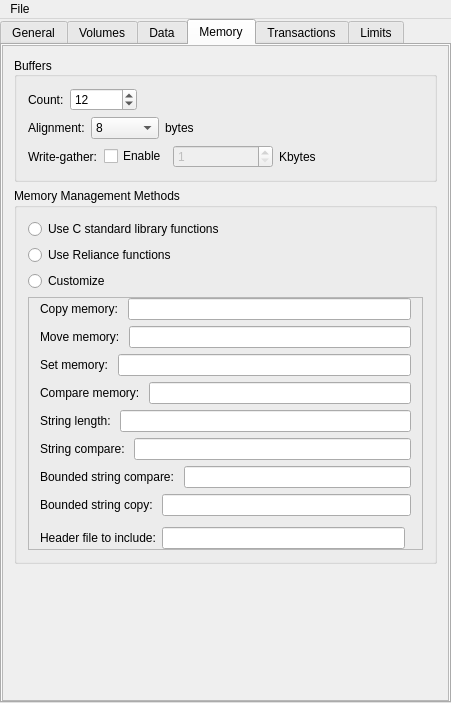
Qt form tools/config/ui/configwindow.ui (tuxera/reliance-edge) before a commit.
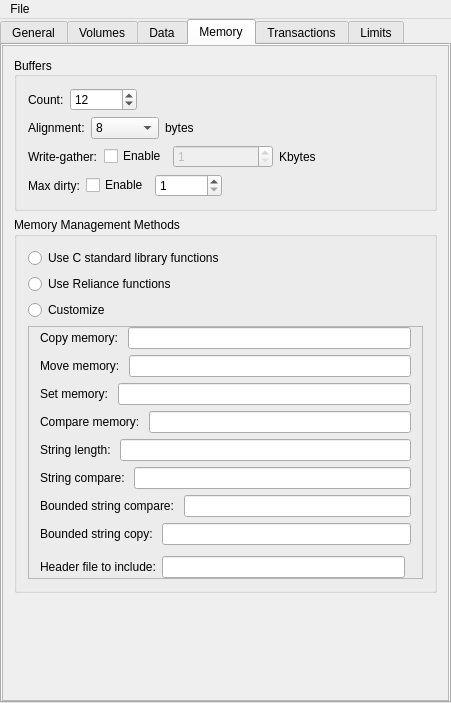
The same form after that commit. The open tabs and pages were chosen to show the change. Custom widgets are drawn as their Qt base class.

Patch:
```diff
--- a/tools/config/ui/configwindow.ui
+++ b/tools/config/ui/configwindow.ui
@@ -2736,7 +2736,7 @@
              <x>0</x>
              <y>0</y>
              <width>445</width>
-             <height>654</height>
+             <height>648</height>
             </rect>
            </property>
            <layout class="QVBoxLayout" name="verticalLayout_24">
@@ -3047,6 +3047,78 @@
                  </item>
                 </layout>
                </item>
+               <item>
+                <layout class="QHBoxLayout" name="hlayMaxDirtyBuffers">
+                 <item>
+                  <widget class="QLabel" name="label_24a">
+                   <property name="toolTip">
+                    <string>&lt;html&gt;&lt;head/&gt;&lt;body&gt;&lt;p&gt;&lt;span style=&quot; font-weight:600;&quot;&gt;What it means:&lt;/span&gt; The maximum number of dirty block buffers.&lt;/p&gt;&lt;p&gt;&lt;span style=&quot; font-weight:600;&quot;&gt;Guidance:&lt;/span&gt; The option can be used to place an upper bound on the number of dirty buffers in the block buffer cache.  This has the effect of reducing the maximum latency of transaction points, which flush all dirty buffers belonging to the volume being transacted.  While enabling this option may reduce transaction point latency, the trade-off is that it may result in more writes or smaller less efficient writes.&lt;/p&gt;&lt;p&gt;For more information, see the &amp;quot;Product Configuration&amp;quot; chapter of the Reliance Edge Developer's Guide. &lt;/p&gt;&lt;/body&gt;&lt;/html&gt;</string>
+                   </property>
+                   <property name="text">
+                    <string>Max dirty:</string>
+                   </property>
+                  </widget>
+                 </item>
+                 <item>
+                  <widget class="QCheckBox" name="cbMaxDirtyBuffers">
+                   <property name="text">
+                    <string>Enable</string>
+                   </property>
+                   <property name="checked">
+                    <bool>false</bool>
+                   </property>
+                  </widget>
+                 </item>
+                 <item>
+                  <widget class="QSpinBox" name="sbMaxDirtyBuffers">
+                   <property name="minimum">
+                    <number>1</number>
+                   </property>
+                   <property name="maximum">
+                    <number>33554432</number>
+                   </property>
+                   <property name="value">
+                    <number>1</number>
+                   </property>
+                  </widget>
+                 </item>
+                 <item>
+                  <spacer name="horizontalSpacer_22a">
+                   <property name="orientation">
+                    <enum>Qt::Horizontal</enum>
+                   </property>
+                   <property name="sizeHint" stdset="0">
+                    <size>
+                     <width>40</width>
+                     <height>20</height>
+                    </size>
+                   </property>
+                  </spacer>
+                 </item>
+                 <item>
+                  <widget class="WarningBtn" name="wbtnMaxDirtyBuffers" native="true">
+                   <property name="sizePolicy">
+                    <sizepolicy hsizetype="Fixed" vsizetype="Ignored">
+                     <horstretch>0</horstretch>
+                     <verstretch>0</verstretch>
+                    </sizepolicy>
+                   </property>
+                   <property name="minimumSize">
+                    <size>
+                     <width>18</width>
+                     <height>0</height>
+                    </size>
+                   </property>
+                   <property name="maximumSize">
+                    <size>
+                     <width>18</width>
+                     <height>16777215</height>
+                    </size>
+                   </property>
+                  </widget>
+                 </item>
+                </layout>
+               </item>
               </layout>
              </widget>
             </item>
```
Left out of the diff: 12 changed lines with no effect on the pictures.
